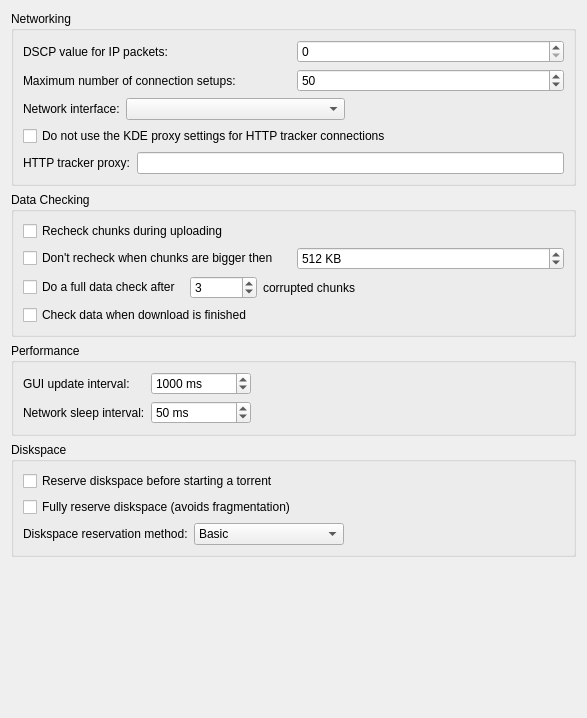
First picture: the form in ktorrent/advancedpref.ui, repository KDE/ktorrent, before the edit.
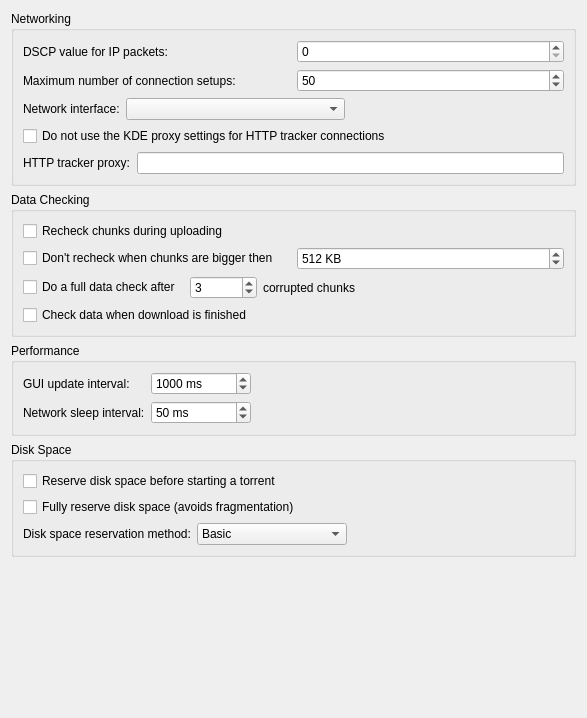
Second picture: the form after the edit.

What changed in the file:
```diff
--- a/ktorrent/advancedpref.ui
+++ b/ktorrent/advancedpref.ui
@@ -361,7 +361,7 @@
    <item>
     <widget class="QGroupBox" name="groupBox_4" >
      <property name="title" >
-      <string>Diskspace</string>
+      <string>Disk Space</string>
      </property>
      <layout class="QVBoxLayout" >
       <item>
@@ -370,7 +370,7 @@
          <string>Whether or not diskspace should be reserved before starting to download a torrent.</string>
         </property>
         <property name="text" >
-         <string>Reserve diskspace before starting a torrent</string>
+         <string>Reserve disk space before starting a torrent</string>
         </property>
        </widget>
       </item>
@@ -380,7 +380,7 @@
          <string>Instead of doing a quick reservation, do a full reservation. This is slower then the quick way, but avoids fragmentation on the disk.</string>
         </property>
         <property name="text" >
-         <string>Fully reserve diskspace (avoids fragmentation)</string>
+         <string>Fully reserve disk space (avoids fragmentation)</string>
         </property>
        </widget>
       </item>
@@ -389,7 +389,7 @@
         <item>
          <widget class="QLabel" name="label_7" >
           <property name="text" >
-           <string>Diskspace reservation method:</string>
+           <string>Disk space reservation method:</string>
           </property>
          </widget>
         </item>
```
